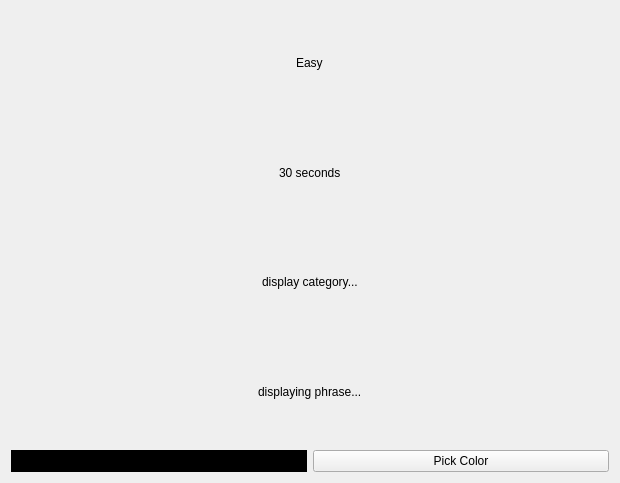
The window that ui/playScene.ui (alfphy/drawing_game) describes before a commit, drawn with Qt 5.
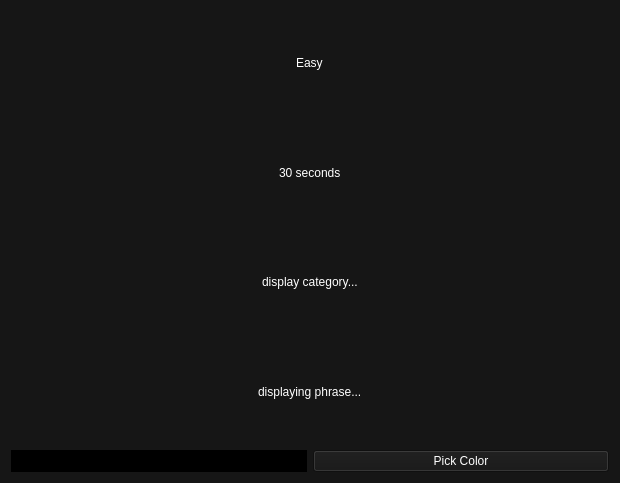
The same window after the commit. Icons and pictures are not drawn.

Patch:
```diff
--- a/ui/playScene.ui
+++ b/ui/playScene.ui
@@ -17,6 +17,9 @@
    <iconset theme="applications-games">
     <normaloff>../../../.designer/backup</normaloff>../../../.designer/backup</iconset>
   </property>
+  <property name="styleSheet">
+   <string notr="true">background-color:#161616; color:white;</string>
+  </property>
   <layout class="QVBoxLayout" name="verticalLayout_2" stretch="1">
    <item>
     <layout class="QVBoxLayout" name="verticalLayout" stretch="1,1,5">
```
